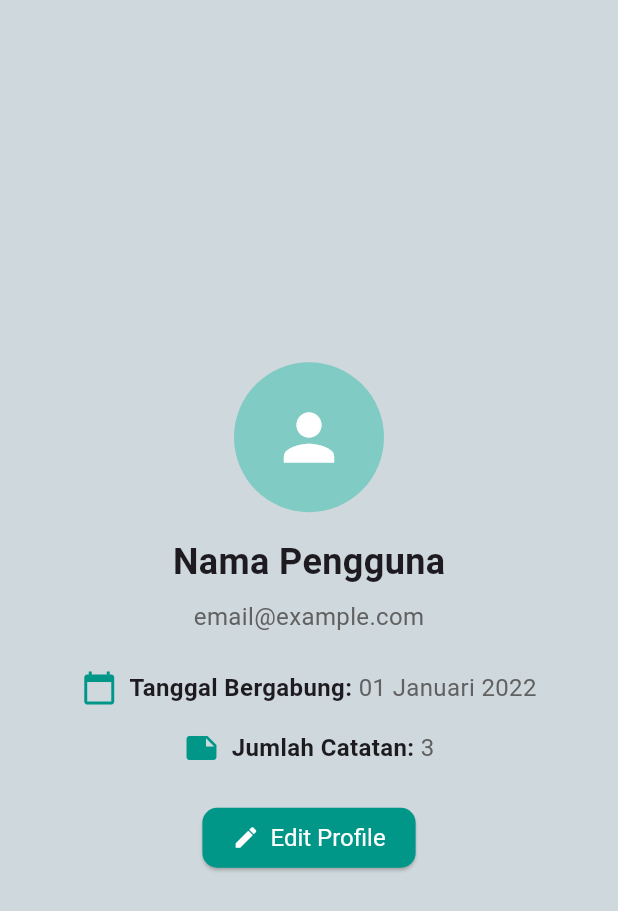
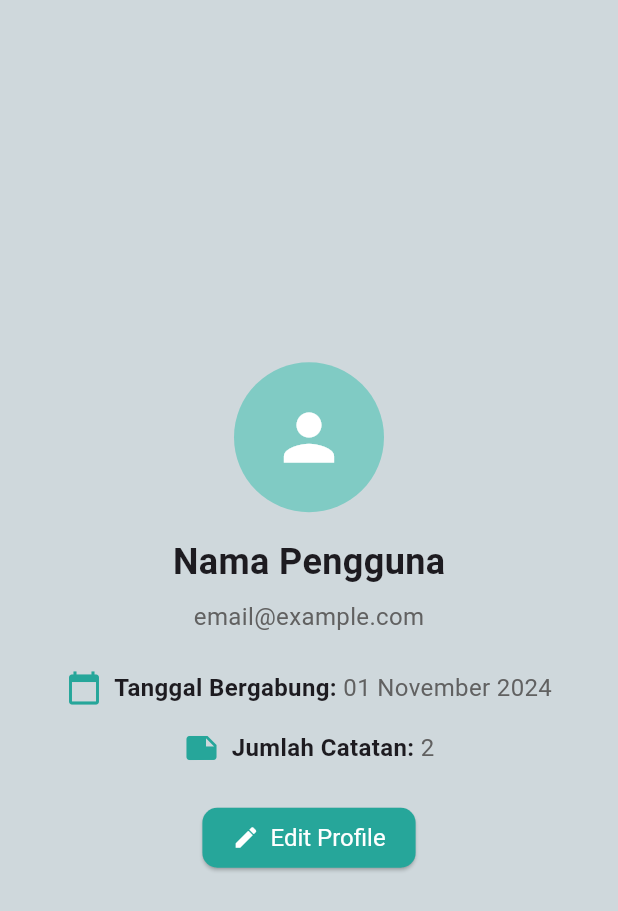
Before and after one commit to AwwaliyahAliyah/tekber-fp, a Flutter app: the ProfileScreen widget shown alone on an empty page, opened directly, on a phone screen of 412 x 824 dp. Shown: the top 911 px of the screen. Run offline on Flutter 3.47's test engine with Material 3 defaults, Android fonts, the light colour scheme and no system bars; our stand-ins replace icons_plus.

Commit message:
Integrasi Login dan Profile

```diff
--- a/lib/main.dart
+++ b/lib/main.dart
@@ -1,7 +1,8 @@
 import 'package:flutter/material.dart';
-import 'package:progresfp1/screens/signin_screen.dart';
+import 'package:progresfp1/screens/signup_screen.dart';
 import 'package:provider/provider.dart';
 import 'providers/note_provider.dart';
+import 'providers/user_provider.dart';
 
 void main() {
   runApp(NoteTakingApp());
@@ -13,6 +14,7 @@ class NoteTakingApp extends StatelessWidget {
     return MultiProvider(
       providers: [
         ChangeNotifierProvider(create: (_) => NoteProvider()),
+        ChangeNotifierProvider(create: (_) => UserProvider()),
       ],
       child: MaterialApp(
         debugShowCheckedModeBanner: false,
@@ -21,7 +23,7 @@ class NoteTakingApp extends StatelessWidget {
           primarySwatch: Colors.teal,
           scaffoldBackgroundColor: Colors.blueGrey[100],
         ),
-        home: SignInScreen(),
+        home: SignUpScreen(),
       ),
     );
   }
--- /dev/null
+++ b/lib/providers/user_provider.dart
@@ -0,0 +1,26 @@
+import 'package:flutter/material.dart';
+
+class UserProvider extends ChangeNotifier {
+  String _name = '';
+  String _email = '';
+  String _joinDate = '';
+
+  String get name => _name;
+  String get email => _email;
+  String get joinDate => _joinDate;
+
+  void setName(String name) {
+    _name = name;
+    notifyListeners();
+  }
+
+  void setEmail(String email) {
+    _email = email;
+    notifyListeners();
+  }
+
+  void setJoinDate(String date) {
+    _joinDate = date;
+    notifyListeners();
+  }
+}
--- a/lib/screens/profile.dart
+++ b/lib/screens/profile.dart
@@ -1,4 +1,7 @@
 import 'package:flutter/material.dart';
+import 'package:provider/provider.dart';
+import '../providers/note_provider.dart';
+import '../providers/user_provider.dart';
 
 class ProfileScreen extends StatelessWidget {
   @override
@@ -15,20 +18,59 @@ class ProfileScreen extends StatelessWidget {
               child: Icon(Icons.person, size: 50, color: Colors.white),
             ),
             SizedBox(height: 16),
-            Text(
-              'Nama Pengguna',
-              style: TextStyle(fontSize: 24, fontWeight: FontWeight.bold),
+
+            // Menampilkan nama pengguna
+            Consumer<UserProvider>(
+              builder: (context, userProvider, _) {
+                return Text(
+                  userProvider.name.isNotEmpty
+                    ? userProvider.name
+                    : 'Nama Pengguna',
+                  style: TextStyle(fontSize: 24, fontWeight: FontWeight.bold),
+                );
+              },
             ),
             SizedBox(height: 8),
-            Text(
-              'email@example.com',
-              style: TextStyle(fontSize: 16, color: Colors.grey[700]),
+
+            // Menampilkan email
+            Consumer<UserProvider>(
+              builder: (context, userProvider, _) {
+                return Text(
+                  userProvider.email.isNotEmpty
+                    ? userProvider.email
+                    : 'email@example.com',
+                  style: TextStyle(fontSize: 16, color: Colors.grey[700]),
+                );
+              },
             ),
             SizedBox(height: 24),
-            buildProfileDetailRow(Icons.calendar_today, 'Tanggal Bergabung:', '01 Januari 2022'),
+
+            // Menampilkan tanggal bergabung
+            Consumer<UserProvider>(
+              builder: (context, userProvider, _) {
+                return buildProfileDetailRow(
+                  Icons.calendar_today,
+                  'Tanggal Bergabung:',
+                  userProvider.joinDate.isNotEmpty
+                    ? userProvider.joinDate
+                    : '01 November 2024',
+                );
+              },
+            ),
             SizedBox(height: 16),
-            buildProfileDetailRow(Icons.note, 'Jumlah Catatan:', '3'),
+
+            // Menampilkan jumlah catatan
+            Consumer<NoteProvider>(
+              builder: (context, noteProvider, _) {
+                return buildProfileDetailRow(
+                  Icons.note,
+                  'Jumlah Catatan:',
+                  '${noteProvider.notes.length}',
+                );
+              },
+            ),
             SizedBox(height: 24),
+
             ElevatedButton.icon(
               onPressed: () {
                 // Add your edit profile functionality here
@@ -37,7 +79,7 @@ class ProfileScreen extends StatelessWidget {
               label: Text("Edit Profile"),
               style: ElevatedButton.styleFrom(
                 foregroundColor: Colors.white,
-                backgroundColor: Colors.teal,  // For text and icon color
+                backgroundColor: Colors.teal[400],  // For text and icon color
                 padding: EdgeInsets.symmetric(horizontal: 20, vertical: 10),
                 textStyle: TextStyle(fontSize: 16),
                 shape: RoundedRectangleBorder(
@@ -55,7 +97,7 @@ class ProfileScreen extends StatelessWidget {
     return Row(
       mainAxisAlignment: MainAxisAlignment.center,
       children: [
-        Icon(icon, color: Colors.teal),
+        Icon(icon, color: Colors.teal[400]),
         SizedBox(width: 8),
         Text(
           '$label ',
```
Also changed, not shown: lib/screens/signin_screen.dart (+14 -11 lines), lib/screens/signup_screen.dart (+26 -4 lines).
